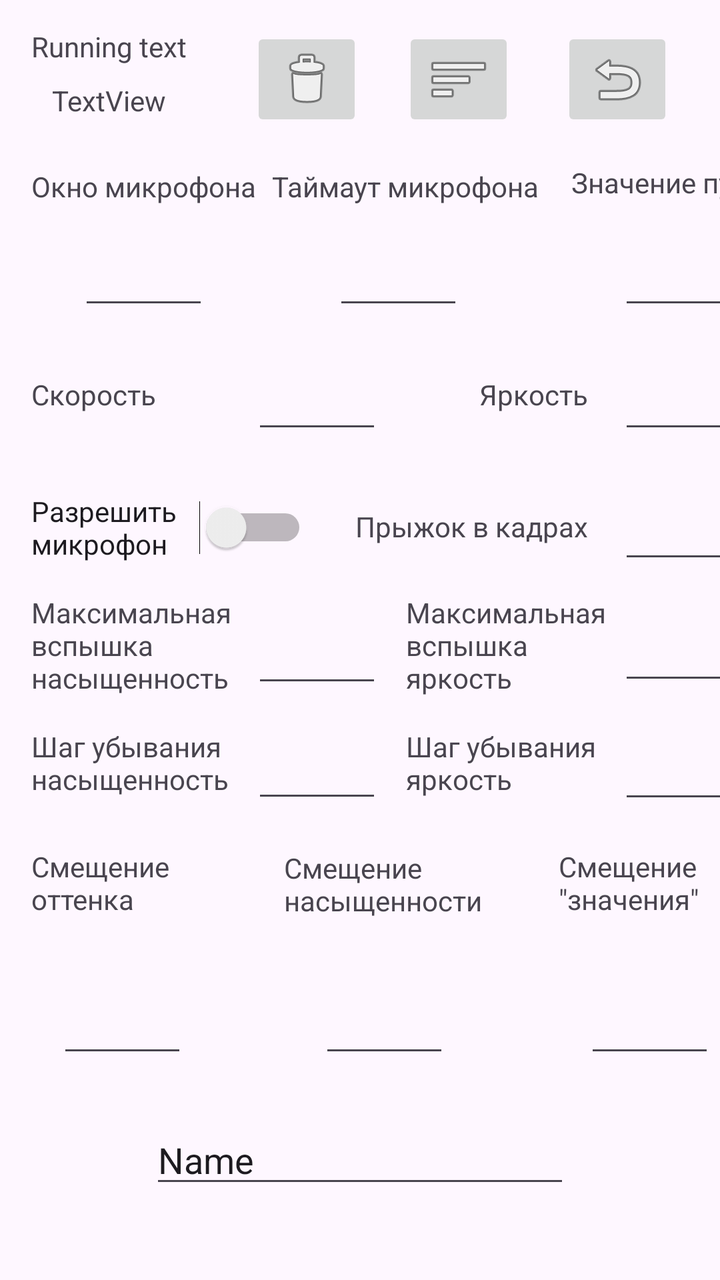
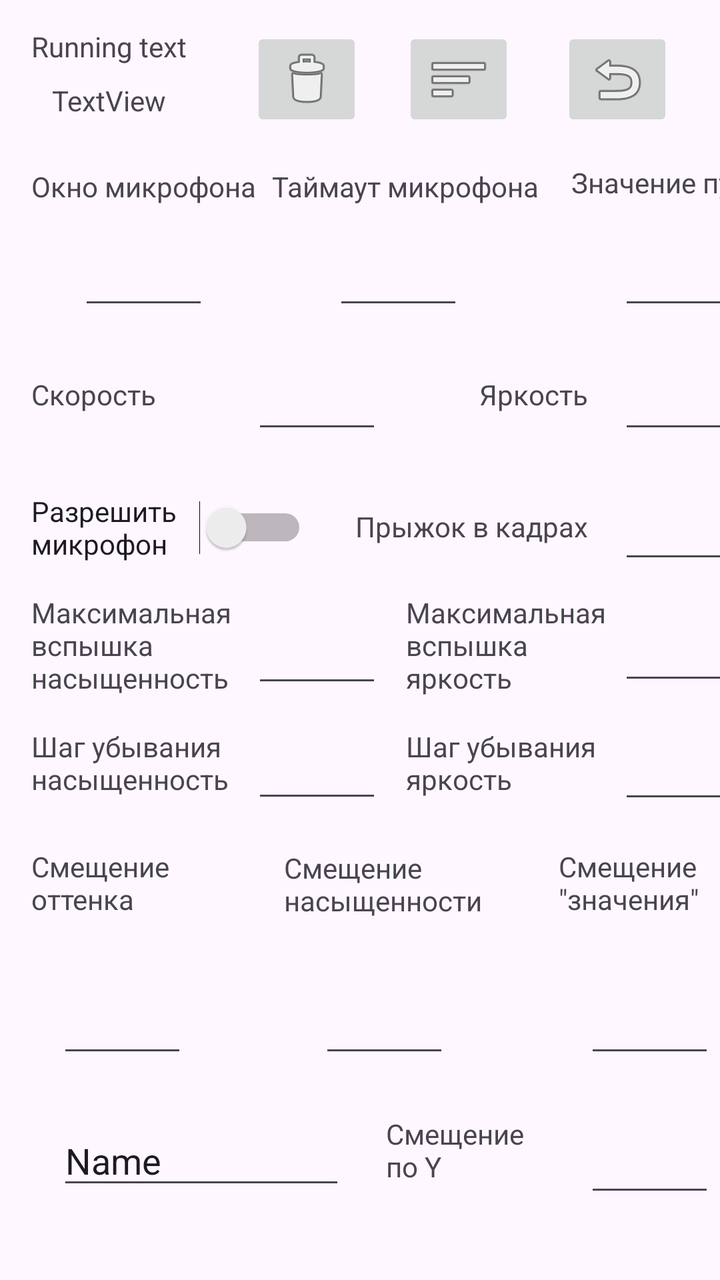

An Android layout rendered at two revisions. The XML below is the earlier revision; the diff shows what the commit changed to produce the second picture.
<!-- AndroidManifest.xml: application theme Theme.LEDMatrixController -->
<!-- res/layout/activity_running_text.xml -->
<?xml version="1.0" encoding="utf-8"?>
<androidx.constraintlayout.widget.ConstraintLayout xmlns:android="http://schemas.android.com/apk/res/android"
    xmlns:app="http://schemas.android.com/apk/res-auto"
    xmlns:tools="http://schemas.android.com/tools"
    android:id="@+id/main"
    android:layout_width="match_parent"
    android:layout_height="match_parent"
    tools:context=".RunningTextActivity">

    <TextView
        android:id="@+id/running_text_mic_window_text_view"
        android:layout_width="wrap_content"
        android:layout_height="wrap_content"
        android:layout_marginTop="24dp"
        android:text="Окно микрофона"
        app:layout_constraintStart_toStartOf="@+id/running_text_idle_text_view"
        app:layout_constraintTop_toBottomOf="@+id/running_text_profile_text_view" />

    <TextView
        android:id="@+id/running_text_mic_timeput_text_view"
        android:layout_width="wrap_content"
        android:layout_height="wrap_content"
        android:layout_marginStart="8dp"
        android:layout_marginTop="24dp"
        android:text="Таймаут микрофона"
        app:layout_constraintStart_toEndOf="@+id/running_text_mic_window_text_view"
        app:layout_constraintTop_toBottomOf="@+id/running_text_profile_text_view" />

    <TextView
        android:id="@+id/running_text_mic_pulse_text_view"
        android:layout_width="115dp"
        android:layout_height="23dp"
        android:layout_marginStart="16dp"
        android:text="Значение пульса"
        app:layout_constraintBottom_toBottomOf="@+id/running_text_mic_timeput_text_view"
        app:layout_constraintStart_toEndOf="@+id/running_text_mic_timeput_text_view"
        app:layout_constraintTop_toTopOf="@+id/running_text_mic_timeput_text_view" />

    <EditText
        android:id="@+id/running_text_mic_window_plain_text"
        android:layout_width="65dp"
        android:layout_height="49dp"
        android:layout_marginTop="8dp"
        android:ems="10"
        android:imeOptions="flagNoEnterAction"
        android:inputType="number"
        android:textSize="16sp"
        app:layout_constraintEnd_toEndOf="@+id/running_text_mic_window_text_view"
        app:layout_constraintStart_toStartOf="@+id/running_text_mic_window_text_view"
        app:layout_constraintTop_toBottomOf="@+id/running_text_mic_window_text_view" />

    <EditText
        android:id="@+id/running_text_mic_timeout_plain_text"
        android:layout_width="65dp"
        android:layout_height="49dp"
        android:layout_marginTop="8dp"
        android:ems="10"
        android:imeOptions="flagNoEnterAction"
        android:inputType="number"
        android:textSize="16sp"
        app:layout_constraintEnd_toEndOf="@+id/running_text_mic_timeput_text_view"
        app:layout_constraintHorizontal_bias="0.449"
        app:layout_constraintStart_toStartOf="@+id/running_text_mic_timeput_text_view"
        app:layout_constraintTop_toBottomOf="@+id/running_text_mic_timeput_text_view" />

    <EditText
        android:id="@+id/running_text_mic_pulse_plain_text"
        android:layout_width="65dp"
        android:layout_height="49dp"
        android:layout_marginTop="8dp"
        android:ems="10"
        android:imeOptions="flagNoEnterAction"
        android:inputType="number"
        android:textSize="16sp"
        app:layout_constraintEnd_toEndOf="@+id/running_text_mic_pulse_text_view"
        app:layout_constraintHorizontal_bias="0.472"
        app:layout_constraintStart_toStartOf="@+id/running_text_mic_pulse_text_view"
        app:layout_constraintTop_toBottomOf="@+id/running_text_mic_timeput_text_view" />

    <TextView
        android:id="@+id/running_text_idle_text_view"
        android:layout_width="wrap_content"
        android:layout_height="wrap_content"
        android:text="Running text"
        app:layout_constraintBottom_toBottomOf="parent"
        app:layout_constraintEnd_toEndOf="parent"
        app:layout_constraintHorizontal_bias="0.056"
        app:layout_constraintStart_toStartOf="parent"
        app:layout_constraintTop_toTopOf="parent"
        app:layout_constraintVertical_bias="0.022" />


    <TextView
        android:id="@+id/running_text_profile_text_view"
        android:layout_width="wrap_content"
        android:layout_height="wrap_content"
        android:layout_marginTop="8dp"
        android:text="TextView"
        app:layout_constraintEnd_toEndOf="@+id/running_text_idle_text_view"
        app:layout_constraintStart_toStartOf="@+id/running_text_idle_text_view"
        app:layout_constraintTop_toBottomOf="@+id/running_text_idle_text_view" />

    <TextView
        android:id="@+id/running_text_speed_text_view"
        android:layout_width="wrap_content"
        android:layout_height="wrap_content"
        android:layout_marginTop="128dp"
        android:text="Скорость"
        app:layout_constraintStart_toStartOf="@+id/running_text_idle_text_view"
        app:layout_constraintTop_toBottomOf="@+id/running_text_profile_text_view" />

    <TextView
        android:id="@+id/running_text_brightness_text_view"
        android:layout_width="wrap_content"
        android:layout_height="wrap_content"
        android:layout_marginStart="224dp"
        android:text="Яркость"
        app:layout_constraintBottom_toBottomOf="@+id/running_text_speed_text_view"
        app:layout_constraintStart_toStartOf="@+id/running_text_idle_text_view"
        app:layout_constraintTop_toTopOf="@+id/running_text_speed_text_view" />

    <TextView
        android:id="@+id/running_text_max_sat_flash_text_view"
        android:layout_width="111dp"
        android:layout_height="55dp"
        android:layout_marginTop="8dp"
        android:text="Максимальная вспышка насыщенность"
        app:layout_constraintStart_toStartOf="@+id/running_text_allow_mic_switch"
        app:layout_constraintTop_toBottomOf="@+id/running_text_allow_mic_switch" />

    <TextView
        android:id="@+id/running_text_sat_flash_reduce_text_view"
        android:layout_width="114dp"
        android:layout_height="36dp"
        android:layout_marginTop="12dp"
        android:text="Шаг убывания насыщенность"
        app:layout_constraintStart_toStartOf="@+id/running_text_allow_mic_switch"
        app:layout_constraintTop_toBottomOf="@+id/running_text_max_sat_flash_text_view" />

    <TextView
        android:id="@+id/running_text_hue_offset_text_view"
        android:layout_width="95dp"
        android:layout_height="37dp"
        android:layout_marginTop="24dp"
        android:text="Смещение оттенка"
        app:layout_constraintStart_toStartOf="@+id/running_text_allow_mic_switch"
        app:layout_constraintTop_toBottomOf="@+id/running_text_sat_flash_reduce_text_view" />

    <TextView
        android:id="@+id/running_text_sat_offset_text_view"
        android:layout_width="106dp"
        android:layout_height="36dp"
        android:text="Смещение насыщенности"
        app:layout_constraintBottom_toBottomOf="@+id/running_text_hue_offset_text_view"
        app:layout_constraintEnd_toStartOf="@+id/running_text_value_offset_text_view"
        app:layout_constraintStart_toEndOf="@+id/running_text_hue_offset_text_view"
        app:layout_constraintTop_toTopOf="@+id/running_text_hue_offset_text_view" />

    <TextView
        android:id="@+id/running_text_value_offset_text_view"
        android:layout_width="95dp"
        android:layout_height="37dp"
        android:text="Смещение &quot;значения&quot;"
        app:layout_constraintBottom_toBottomOf="@+id/running_text_hue_offset_text_view"
        app:layout_constraintEnd_toEndOf="@+id/running_text_br_flash_reduce_plain_text"
        app:layout_constraintTop_toTopOf="@+id/running_text_hue_offset_text_view"
        app:layout_constraintVertical_bias="0.0" />

    <TextView
        android:id="@+id/running_text_max_br_flash_text_view"
        android:layout_width="106dp"
        android:layout_height="52dp"
        android:layout_marginStart="12dp"
        android:text="Максимальная вспышка яркость"
        app:layout_constraintBottom_toBottomOf="@+id/running_text_max_sat_flash_text_view"
        app:layout_constraintStart_toEndOf="@+id/running_text_max_sat_flash_plain_text"
        app:layout_constraintTop_toTopOf="@+id/running_text_max_sat_flash_text_view"
        app:layout_constraintVertical_bias="0.0" />

    <TextView
        android:id="@+id/running_text_br_flash_reduce_text_view"
        android:layout_width="104dp"
        android:layout_height="37dp"
        android:layout_marginStart="12dp"
        android:text="Шаг убывания яркость"
        app:layout_constraintBottom_toBottomOf="@+id/running_text_sat_flash_reduce_text_view"
        app:layout_constraintStart_toEndOf="@+id/running_text_max_sat_flash_plain_text"
        app:layout_constraintTop_toTopOf="@+id/running_text_sat_flash_reduce_text_view"
        app:layout_constraintVertical_bias="0.0" />

    <TextView
        android:id="@+id/running_text_run_jump_text_view"
        android:layout_width="wrap_content"
        android:layout_height="wrap_content"
        android:layout_marginStart="24dp"
        android:text="Прыжок в кадрах"
        app:layout_constraintBottom_toBottomOf="@+id/running_text_allow_mic_switch"
        app:layout_constraintStart_toEndOf="@+id/running_text_allow_mic_switch"
        app:layout_constraintTop_toTopOf="@+id/running_text_allow_mic_switch"
        app:layout_constraintVertical_bias="0.483" />


    <EditText
        android:id="@+id/running_text_speed_plain_text"
        android:layout_width="65dp"
        android:layout_height="49dp"
        android:layout_marginStart="48dp"
        android:ems="10"
        android:imeOptions="flagNoEnterAction"
        android:inputType="number"
        android:textSize="16sp"
        app:layout_constraintBottom_toBottomOf="@+id/running_text_speed_text_view"
        app:layout_constraintStart_toEndOf="@+id/running_text_speed_text_view"
        app:layout_constraintTop_toTopOf="@+id/running_text_speed_text_view" />

    <EditText
        android:id="@+id/running_text_run_jump_plain_text"
        android:layout_width="65dp"
        android:layout_height="49dp"
        android:layout_marginTop="16dp"
        android:ems="10"
        android:imeOptions="flagNoEnterAction"
        android:inputType="number"
        android:textSize="16sp"
        app:layout_constraintEnd_toEndOf="@+id/running_text_brightness_plain_text"
        app:layout_constraintHorizontal_bias="0.0"
        app:layout_constraintStart_toStartOf="@+id/running_text_brightness_plain_text"
        app:layout_constraintTop_toBottomOf="@+id/running_text_brightness_plain_text" />

    <EditText
        android:id="@+id/running_text_brightness_plain_text"
        android:layout_width="65dp"
        android:layout_height="49dp"
        android:ems="10"
        android:imeOptions="flagNoEnterAction"
        android:inputType="number"
        android:textSize="16sp"
        app:layout_constraintBottom_toBottomOf="@+id/running_text_brightness_text_view"
        app:layout_constraintEnd_toEndOf="@+id/running_text_mic_pulse_plain_text"
        app:layout_constraintStart_toStartOf="@+id/running_text_mic_pulse_plain_text"
        app:layout_constraintTop_toTopOf="@+id/running_text_brightness_text_view" />

    <EditText
        android:id="@+id/running_text_max_sat_flash_plain_text"
        android:layout_width="65dp"
        android:layout_height="49dp"
        android:ems="10"
        android:imeOptions="flagNoEnterAction"
        android:inputType="number"
        android:textSize="16sp"
        app:layout_constraintBottom_toBottomOf="@+id/running_text_max_sat_flash_text_view"
        app:layout_constraintEnd_toEndOf="@+id/running_text_speed_plain_text"
        app:layout_constraintHorizontal_bias="1.0"
        app:layout_constraintStart_toStartOf="@+id/running_text_speed_plain_text"
        app:layout_constraintTop_toTopOf="@+id/running_text_max_sat_flash_text_view" />

    <EditText
        android:id="@+id/running_text_sat_flash_reduce_plain_text"
        android:layout_width="65dp"
        android:layout_height="49dp"
        android:ems="10"
        android:imeOptions="flagNoEnterAction"
        android:inputType="number"
        android:textSize="16sp"
        app:layout_constraintBottom_toBottomOf="@+id/running_text_sat_flash_reduce_text_view"
        app:layout_constraintEnd_toEndOf="@+id/running_text_speed_plain_text"
        app:layout_constraintHorizontal_bias="1.0"
        app:layout_constraintStart_toStartOf="@+id/running_text_speed_plain_text"
        app:layout_constraintTop_toTopOf="@+id/running_text_sat_flash_reduce_text_view" />

    <EditText
        android:id="@+id/running_text_hue_offset_plain_text"
        android:layout_width="65dp"
        android:layout_height="49dp"
        android:layout_marginTop="24dp"
        android:ems="10"
        android:imeOptions="flagNoEnterAction"
        android:inputType="number"
        android:textSize="16sp"
        app:layout_constraintEnd_toEndOf="@+id/running_text_hue_offset_text_view"
        app:layout_constraintHorizontal_bias="0.433"
        app:layout_constraintStart_toStartOf="@+id/running_text_hue_offset_text_view"
        app:layout_constraintTop_toBottomOf="@+id/running_text_hue_offset_text_view" />

    <EditText
        android:id="@+id/running_text_sat_offset_plain_text"
        android:layout_width="65dp"
        android:layout_height="49dp"
        android:layout_marginTop="24dp"
        android:ems="10"
        android:imeOptions="flagNoEnterAction"
        android:inputType="number"
        android:textSize="16sp"
        app:layout_constraintEnd_toEndOf="@+id/running_text_sat_offset_text_view"
        app:layout_constraintHorizontal_bias="0.433"
        app:layout_constraintStart_toStartOf="@+id/running_text_sat_offset_text_view"
        app:layout_constraintTop_toBottomOf="@+id/running_text_hue_offset_text_view" />

    <EditText
        android:id="@+id/running_text_value_offset_plain_text"
        android:layout_width="65dp"
        android:layout_height="49dp"
        android:layout_marginTop="24dp"
        android:ems="10"
        android:imeOptions="flagNoEnterAction"
        android:inputType="number"
        android:textSize="16sp"
        app:layout_constraintEnd_toEndOf="@+id/running_text_value_offset_text_view"
        app:layout_constraintHorizontal_bias="0.433"
        app:layout_constraintStart_toStartOf="@+id/running_text_value_offset_text_view"
        app:layout_constraintTop_toBottomOf="@+id/running_text_hue_offset_text_view" />

    <EditText
        android:id="@+id/running_text_max_br_flash_plain_text"
        android:layout_width="65dp"
        android:layout_height="49dp"
        android:ems="10"
        android:imeOptions="flagNoEnterAction"
        android:inputType="number"
        android:textSize="16sp"
        app:layout_constraintBottom_toBottomOf="@+id/running_text_max_br_flash_text_view"
        app:layout_constraintEnd_toEndOf="@+id/running_text_run_jump_plain_text"
        app:layout_constraintHorizontal_bias="1.0"
        app:layout_constraintStart_toStartOf="@+id/running_text_run_jump_plain_text"
        app:layout_constraintTop_toTopOf="@+id/running_text_max_br_flash_text_view" />


    <EditText
        android:id="@+id/running_text_br_flash_reduce_plain_text"
        android:layout_width="65dp"
        android:layout_height="49dp"
        android:ems="10"
        android:imeOptions="flagNoEnterAction"
        android:inputType="number"
        android:textSize="16sp"
        app:layout_constraintBottom_toBottomOf="@+id/running_text_br_flash_reduce_text_view"
        app:layout_constraintEnd_toEndOf="@+id/running_text_run_jump_plain_text"
        app:layout_constraintHorizontal_bias="1.0"
        app:layout_constraintStart_toStartOf="@+id/running_text_run_jump_plain_text"
        app:layout_constraintTop_toTopOf="@+id/running_text_br_flash_reduce_text_view" />

    <ImageButton
        android:id="@+id/running_text_back_to_menu_button"
        android:layout_width="wrap_content"
        android:layout_height="wrap_content"
        app:layout_constraintEnd_toEndOf="parent"
        app:layout_constraintStart_toEndOf="@+id/running_text_profile_select_button"
        app:layout_constraintTop_toTopOf="@+id/running_text_profile_select_button"
        app:srcCompat="@android:drawable/ic_menu_revert" />

    <ImageButton
        android:id="@+id/running_text_profile_select_button"
        android:layout_width="wrap_content"
        android:layout_height="wrap_content"
        android:layout_marginStart="108dp"
        app:layout_constraintStart_toEndOf="@+id/running_text_idle_text_view"
        app:layout_constraintTop_toTopOf="@+id/running_text_idle_text_view"
        app:srcCompat="@android:drawable/ic_menu_sort_by_size" />

    <ImageButton
        android:id="@+id/running_text_delete_button"
        android:layout_width="wrap_content"
        android:layout_height="wrap_content"
        android:layout_marginStart="32dp"
        app:layout_constraintStart_toEndOf="@+id/running_text_idle_text_view"
        app:layout_constraintTop_toTopOf="@+id/running_text_idle_text_view"
        app:srcCompat="@android:drawable/ic_menu_delete" />

    <Switch
        android:id="@+id/running_text_allow_mic_switch"
        android:layout_width="138dp"
        android:layout_height="50dp"
        android:layout_marginTop="32dp"
        android:text="Разрешить микрофон"
        app:layout_constraintStart_toStartOf="@+id/running_text_speed_text_view"
        app:layout_constraintTop_toBottomOf="@+id/running_text_speed_text_view" />

    <EditText
        android:id="@+id/running_text_plain_text"
        android:layout_width="wrap_content"
        android:layout_height="wrap_content"
        android:layout_marginTop="24dp"
        android:ems="10"
        android:inputType="text"
        android:text="Name"
        app:layout_constraintEnd_toEndOf="parent"
        app:layout_constraintStart_toStartOf="parent"
        app:layout_constraintTop_toBottomOf="@+id/running_text_sat_offset_plain_text" />
</androidx.constraintlayout.widget.ConstraintLayout>
<!-- resources referenced by this layout -->
<resources>
  <style name="Theme.LEDMatrixController" parent="Base.Theme.LEDMatrixController" />
  <style name="Base.Theme.LEDMatrixController" parent="Theme.Material3.DayNight.NoActionBar">
          
          
      </style>
</resources>

<!-- the commit's change to res/layout/activity_running_text.xml (unified diff, before → after) -->
@@ -155,6 +155,17 @@
         app:layout_constraintEnd_toStartOf="@+id/running_text_value_offset_text_view"
         app:layout_constraintStart_toEndOf="@+id/running_text_hue_offset_text_view"
         app:layout_constraintTop_toTopOf="@+id/running_text_hue_offset_text_view" />
+
+    <TextView
+        android:id="@+id/running_text_y_offset_text_view"
+        android:layout_width="82dp"
+        android:layout_height="43dp"
+        android:layout_marginStart="16dp"
+        android:text="Смещение по Y"
+        app:layout_constraintBottom_toBottomOf="@+id/running_text_plain_text"
+        app:layout_constraintEnd_toStartOf="@+id/running_text_value_offset_text_view"
+        app:layout_constraintStart_toEndOf="@+id/running_text_plain_text"
+        app:layout_constraintTop_toTopOf="@+id/running_text_plain_text" />
 
     <TextView
         android:id="@+id/running_text_value_offset_text_view"
@@ -311,6 +322,19 @@
         app:layout_constraintTop_toBottomOf="@+id/running_text_hue_offset_text_view" />
 
     <EditText
+        android:id="@+id/running_text_y_offset_plain_text"
+        android:layout_width="65dp"
+        android:layout_height="49dp"
+        android:ems="10"
+        android:imeOptions="flagNoEnterAction"
+        android:inputType="number"
+        android:textSize="16sp"
+        app:layout_constraintBottom_toBottomOf="@+id/running_text_y_offset_text_view"
+        app:layout_constraintEnd_toEndOf="@+id/running_text_value_offset_plain_text"
+        app:layout_constraintStart_toStartOf="@+id/running_text_value_offset_plain_text"
+        app:layout_constraintTop_toTopOf="@+id/running_text_y_offset_text_view" />
+
+    <EditText
         android:id="@+id/running_text_max_br_flash_plain_text"
         android:layout_width="65dp"
         android:layout_height="49dp"
@@ -377,13 +401,12 @@
 
     <EditText
         android:id="@+id/running_text_plain_text"
-        android:layout_width="wrap_content"
-        android:layout_height="wrap_content"
+        android:layout_width="144dp"
+        android:layout_height="42dp"
         android:layout_marginTop="24dp"
         android:ems="10"
         android:inputType="text"
         android:text="Name"
-        app:layout_constraintEnd_toEndOf="parent"
-        app:layout_constraintStart_toStartOf="parent"
+        app:layout_constraintStart_toStartOf="@+id/running_text_hue_offset_plain_text"
         app:layout_constraintTop_toBottomOf="@+id/running_text_sat_offset_plain_text" />
 </androidx.constraintlayout.widget.ConstraintLayout>
